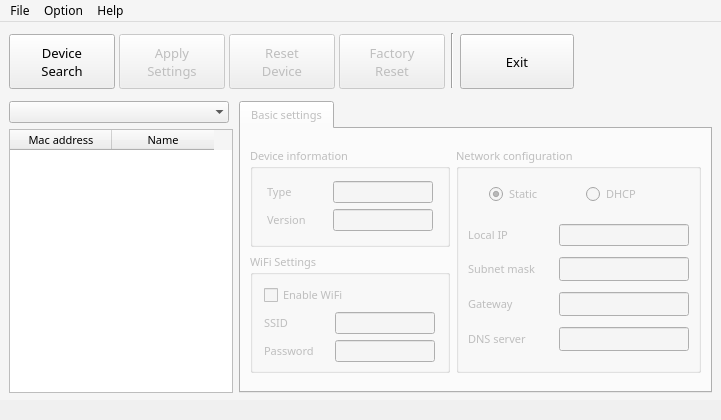
Old version of the form gui/wizconfig_gui.ui in the repository renakim/WIZnet-S2E-Tool-GUI.
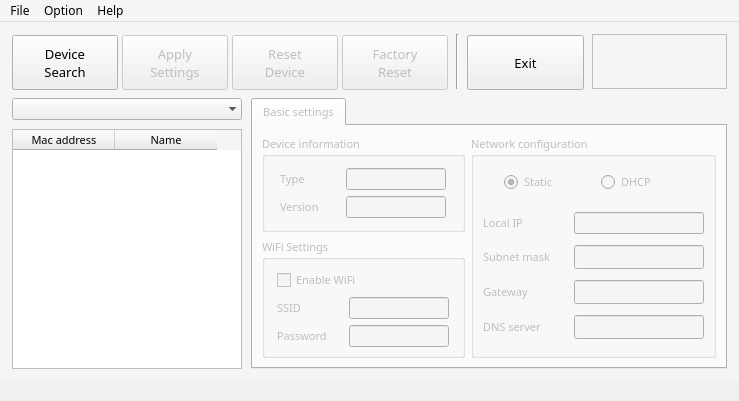
New version of the form. Icons and pictures are not drawn.

Commit message: Modify Setting commands

Patch:
```diff
--- a/gui/wizconfig_gui.ui
+++ b/gui/wizconfig_gui.ui
@@ -12,8 +12,8 @@
    <rect>
     <x>0</x>
     <y>0</y>
-    <width>721</width>
-    <height>420</height>
+    <width>739</width>
+    <height>401</height>
    </rect>
   </property>
   <property name="minimumSize">
@@ -120,16 +120,29 @@
    <bool>false</bool>
   </property>
   <widget class="QWidget" name="centralwidget">
-   <widget class="QWidget" name="">
-    <property name="geometry">
-     <rect>
-      <x>9</x>
-      <y>9</y>
-      <width>565</width>
-      <height>59</height>
-     </rect>
-    </property>
+   <layout class="QGridLayout" name="gridLayout_7">
+    <item row="0" column="0">
+     <layout class="QGridLayout" name="gridLayout_6">
+      <property name="leftMargin">
+       <number>3</number>
+      </property>
+      <property name="topMargin">
+       <number>3</number>
+      </property>
+      <property name="rightMargin">
+       <number>3</number>
+      </property>
+      <property name="bottomMargin">
+       <number>3</number>
+      </property>
+      <property name="verticalSpacing">
+       <number>9</number>
+      </property>
+      <item row="0" column="0">
     <layout class="QGridLayout" name="gridLayout_5">
+        <property name="horizontalSpacing">
+         <number>8</number>
+        </property>
      <item row="0" column="0">
       <layout class="QGridLayout" name="gridLayout_31">
        <property name="horizontalSpacing">
@@ -411,31 +424,51 @@
        </property>
       </widget>
      </item>
-    </layout>
-   </widget>
-   <widget class="QWidget" name="">
-    <property name="geometry">
-     <rect>
-      <x>9</x>
-      <y>79</y>
-      <width>703</width>
-      <height>292</height>
-     </rect>
-    </property>
+        <item row="0" column="3">
+         <widget class="QFrame" name="frame">
+          <property name="minimumSize">
+           <size>
+            <width>135</width>
+            <height>55</height>
+           </size>
+          </property>
+          <property name="maximumSize">
+           <size>
+            <width>135</width>
+            <height>55</height>
+           </size>
+          </property>
+          <property name="frameShape">
+           <enum>QFrame::StyledPanel</enum>
+          </property>
+          <property name="frameShadow">
+           <enum>QFrame::Raised</enum>
+          </property>
+         </widget>
+        </item>
+       </layout>
+      </item>
+      <item row="1" column="0">
     <layout class="QGridLayout" name="gridLayout_4">
+        <property name="horizontalSpacing">
+         <number>9</number>
+        </property>
      <item row="0" column="0">
       <layout class="QGridLayout" name="gridLayout_3">
+          <property name="verticalSpacing">
+           <number>9</number>
+          </property>
        <item row="0" column="0">
         <widget class="QComboBox" name="net_interface">
          <property name="minimumSize">
           <size>
-           <width>220</width>
+              <width>230</width>
            <height>22</height>
           </size>
          </property>
          <property name="maximumSize">
           <size>
-           <width>220</width>
+              <width>230</width>
            <height>22</height>
           </size>
          </property>
@@ -465,14 +498,14 @@
          </property>
          <property name="minimumSize">
           <size>
-           <width>220</width>
-           <height>250</height>
+              <width>230</width>
+              <height>240</height>
           </size>
          </property>
          <property name="maximumSize">
           <size>
-           <width>2200</width>
-           <height>380</height>
+              <width>230</width>
+              <height>300</height>
           </size>
          </property>
          <property name="palette">
@@ -1450,7 +1483,10 @@
       </widget>
      </item>
     </layout>
-   </widget>
+      </item>
+     </layout>
+    </item>
+   </layout>
   </widget>
   <widget class="QStatusBar" name="statusbar">
    <property name="minimumSize">
@@ -1531,7 +1567,7 @@
     <rect>
      <x>0</x>
      <y>0</y>
-     <width>721</width>
+     <width>739</width>
      <height>21</height>
     </rect>
    </property>
```
Lines whose indentation alone changed are shown as unchanged. The commit also changes 2 other files.
